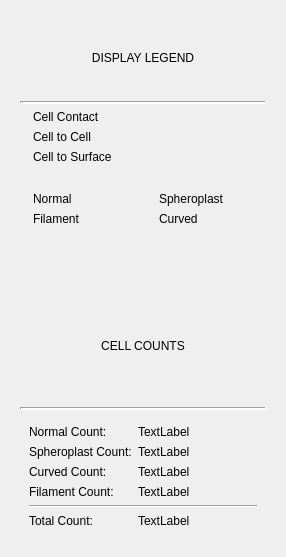
Above: ui/legend_and_counts.ui from ahthomps/bacteria-networks before the change. Below: the same form after it.
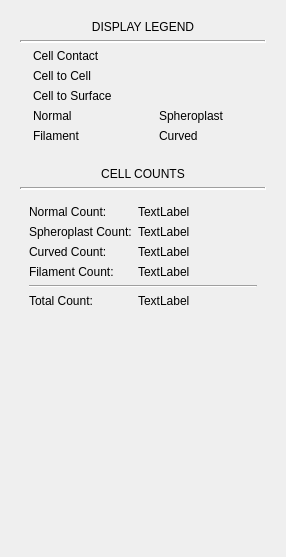
That is the form after the change. Icons and pictures are not drawn.

The edit to the form file:
```diff
--- a/ui/legend_and_counts.ui
+++ b/ui/legend_and_counts.ui
@@ -44,7 +44,7 @@
           <property name="maximumSize">
            <size>
             <width>120</width>
-            <height>35</height>
+            <height>25</height>
            </size>
           </property>
           <property name="text">
@@ -70,7 +70,7 @@
           <property name="maximumSize">
            <size>
             <width>120</width>
-            <height>35</height>
+            <height>25</height>
            </size>
           </property>
           <property name="text">
@@ -96,7 +96,7 @@
           <property name="maximumSize">
            <size>
             <width>120</width>
-            <height>35</height>
+            <height>25</height>
            </size>
           </property>
           <property name="text">
@@ -188,6 +188,12 @@
           </item>
           <item row="1" column="0">
            <widget class="QLabel" name="curvedNode">
+            <property name="maximumSize">
+             <size>
+              <width>35</width>
+              <height>35</height>
+             </size>
+            </property>
             <property name="text">
              <string/>
             </property>
@@ -347,6 +353,19 @@
         </layout>
        </widget>
       </item>
+      <item>
+       <spacer name="verticalSpacer">
+        <property name="orientation">
+         <enum>Qt::Vertical</enum>
+        </property>
+        <property name="sizeHint" stdset="0">
+         <size>
+          <width>20</width>
+          <height>40</height>
+         </size>
+        </property>
+       </spacer>
+      </item>
      </layout>
     </widget>
    </item>
```
